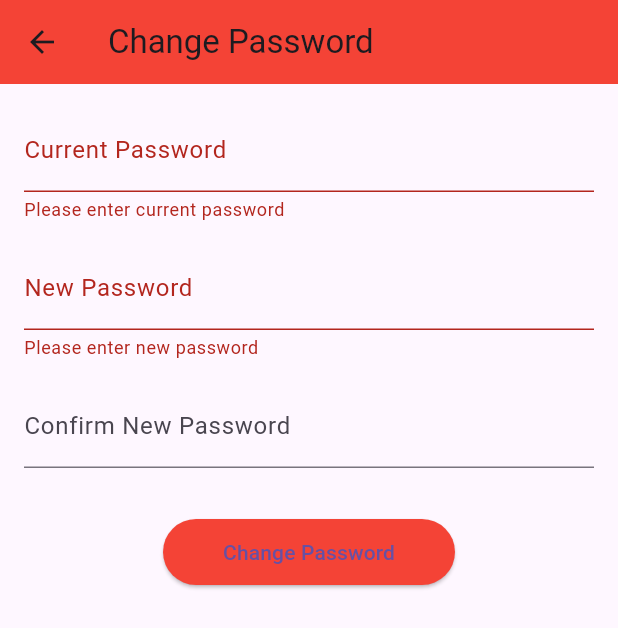
After one commit to Jand05x/xwin, a Flutter app: the ChangePasswordScreen screen opened by its route, after a tap on "Change Password", on a phone screen of 412 x 824 dp. The commit adds this screen. Shown: the top 628 px of the screen. Run offline on Flutter 3.47's test engine with Material 3 defaults, Android fonts, the phone set to English and light mode, and no system bars.

Commit message:
password changes

```diff
--- /dev/null
+++ b/lib/change_password_screen.dart
@@ -0,0 +1,98 @@
+import 'package:flutter/material.dart';
+
+class ChangePasswordScreen extends StatefulWidget {
+  @override
+  _ChangePasswordScreenState createState() => _ChangePasswordScreenState();
+}
+
+class _ChangePasswordScreenState extends State<ChangePasswordScreen> {
+  final _formKey = GlobalKey<FormState>();
+  final _currentPasswordController = TextEditingController();
+  final _newPasswordController = TextEditingController();
+  final _confirmPasswordController = TextEditingController();
+
+  void _changePassword() {
+    if (_formKey.currentState!.validate()) {
+      // TODO: Add backend logic to update password
+      ScaffoldMessenger.of(context).showSnackBar(
+        SnackBar(content: Text('Password changed successfully!')),
+      );
+      Navigator.pop(context); // go back to previous screen
+    }
+  }
+
+  @override
+  void dispose() {
+    _currentPasswordController.dispose();
+    _newPasswordController.dispose();
+    _confirmPasswordController.dispose();
+    super.dispose();
+  }
+
+  @override
+  Widget build(BuildContext context) {
+    return Scaffold(
+      appBar: AppBar(
+        title: Text('Change Password'),
+        backgroundColor: Colors.red, // match your theme
+      ),
+      body: Padding(
+        padding: const EdgeInsets.all(16.0),
+        child: Form(
+          key: _formKey,
+          child: Column(
+            children: [
+              TextFormField(
+                controller: _currentPasswordController,
+                obscureText: true,
+                decoration: InputDecoration(labelText: 'Current Password'),
+                validator: (value) {
+                  if (value == null || value.isEmpty) {
+                    return 'Please enter current password';
+                  }
+                  return null;
+                },
+              ),
+              SizedBox(height: 16),
+              TextFormField(
+                controller: _newPasswordController,
+                obscureText: true,
+                decoration: InputDecoration(labelText: 'New Password'),
+                validator: (value) {
+                  if (value == null || value.isEmpty) {
+                    return 'Please enter new password';
+                  }
+                  if (value.length < 6) {
+                    return 'Password should be at least 6 characters';
+                  }
+                  return null;
+                },
+              ),
+              SizedBox(height: 16),
+              TextFormField(
+                controller: _confirmPasswordController,
+                obscureText: true,
+                decoration: InputDecoration(labelText: 'Confirm New Password'),
+                validator: (value) {
+                  if (value != _newPasswordController.text) {
+                    return 'Passwords do not match';
+                  }
+                  return null;
+                },
+              ),
+              SizedBox(height: 32),
+              ElevatedButton(
+                onPressed: _changePassword,
+                child: Text('Change Password'),
+                style: ElevatedButton.styleFrom(
+                  backgroundColor: Colors.red, // match your theme
+                  padding: EdgeInsets.symmetric(horizontal: 40, vertical: 12),
+                ),
+              ),
+            ],
+          ),
+        ),
+      ),
+    );
+  }
+}
--- a/lib/main.dart
+++ b/lib/main.dart
@@ -10,6 +10,8 @@ import 'events_screen.dart';
 import 'hospital_dashboard_screen.dart';
 import 'verification_queue_screen.dart';
 import 'learn_about_donation_screen.dart';
+import 'change_password_screen.dart';
+
 
 void main() {
   runApp(MyApp());
@@ -33,6 +35,8 @@ class MyApp extends StatelessWidget {
         '/hospital_dashboard': (context) => HospitalDashboardScreen(),
         '/verify': (context) => VerificationQueueScreen(),
         '/learn': (context) => LearnAboutDonationScreen(),
+        '/change_password': (context) => ChangePasswordScreen(),
+
       },
     );
   }
--- a/lib/settings_screen.dart
+++ b/lib/settings_screen.dart
@@ -19,6 +19,9 @@ class SettingsScreen extends StatelessWidget {
           ListTile(
             leading: Icon(Icons.lock),
             title: Text("Change Password"),
+             onTap: () {
+        Navigator.pushNamed(context, '/change_password');
+      },
           ),
           ListTile(
             leading: Icon(Icons.language),
```
Also changed, not shown: pubspec.lock.
